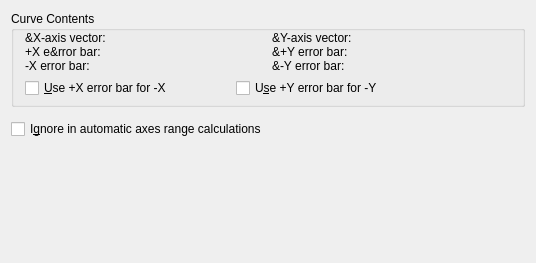
Before: the Qt Designer form src/libkstapp/curvetab.ui in Kst-plot/kst, drawn with Qt 5.
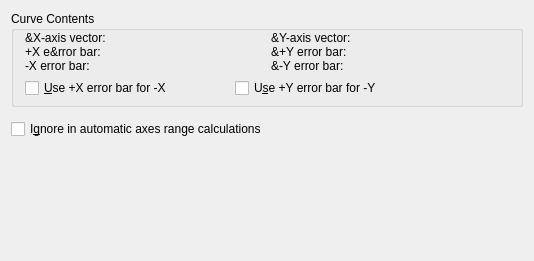
After: the same form once the commit is applied. Custom widgets are drawn as their Qt base class.

Patch:
```diff
--- a/src/libkstapp/curvetab.ui
+++ b/src/libkstapp/curvetab.ui
@@ -6,8 +6,8 @@
    <rect>
     <x>0</x>
     <y>0</y>
-    <width>536</width>
-    <height>263</height>
+    <width>534</width>
+    <height>261</height>
    </rect>
   </property>
   <layout class="QVBoxLayout" name="verticalLayout_2">
@@ -194,7 +194,14 @@
       </layout>
      </item>
      <item>
-      <widget class="Kst::CurvePlacement" name="_curvePlacement" native="true"/>
+      <widget class="Kst::CurvePlacement" name="_curvePlacement" native="true">
+       <property name="sizePolicy">
+        <sizepolicy hsizetype="Expanding" vsizetype="Preferred">
+         <horstretch>0</horstretch>
+         <verstretch>0</verstretch>
+        </sizepolicy>
+       </property>
+      </widget>
      </item>
     </layout>
    </item>
```
Left out of the diff: 9 changed lines with no effect on the pictures.
